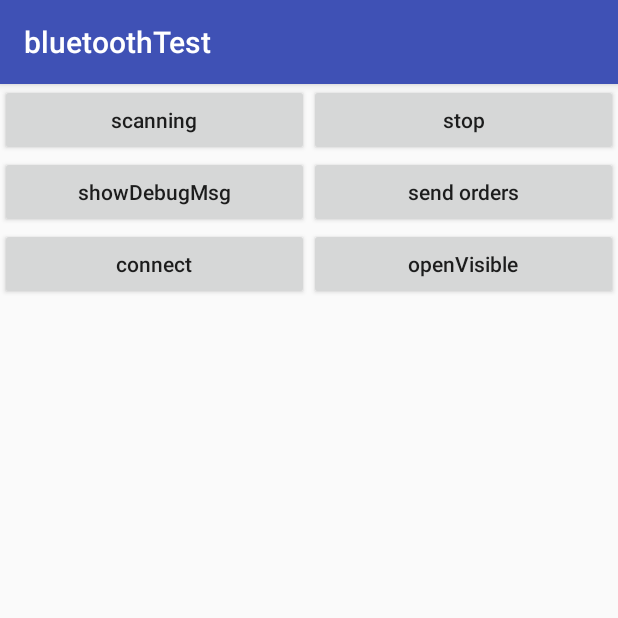
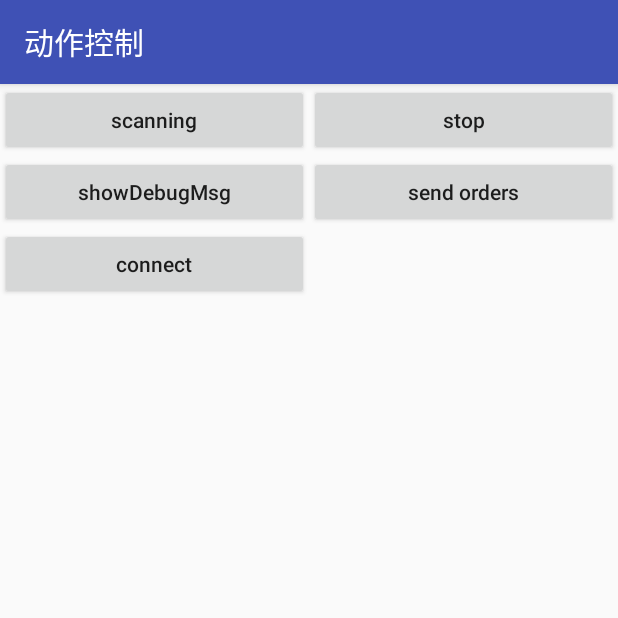
Before and after one commit to mohuaiyuan2015/bluetoothTest, an Android app: the screen it shows after launch (MainActivity), after a tap on "scanning", on a phone screen of 412 x 824 dp, the top half of it. Run offline under Robolectric (Android 15) with nearby library versions, the phone set to English and light mode, and no system bars.

Commit message:
修改一些节目文字，修改成中文-- 20171127 code backup

```diff
--- a/app/src/main/AndroidManifest.xml
+++ b/app/src/main/AndroidManifest.xml
@@ -15,7 +15,7 @@
         android:name=".MyApplication"
         android:allowBackup="true"
         android:icon="@mipmap/tuuba_robot"
-        android:label="@string/app_name"
+        android:label="动作控制"
         android:supportsRtl="true"
         android:theme="@style/AppTheme">
         <activity
--- a/app/src/main/java/com/example/yf_04/bluetoothtest/BlueToothLeService/BluetoothLeService.java
+++ b/app/src/main/java/com/example/yf_04/bluetoothtest/BlueToothLeService/BluetoothLeService.java
@@ -860,7 +860,6 @@ public class BluetoothLeService extends Service {
         }
 
 
-
         MyLog.debug(TAG, " device.connectGatt-------------start connect-------->");
 
         // We want to directly connect to the device, so we are setting the
--- a/app/src/main/java/com/example/yf_04/bluetoothtest/ScanBle.java
+++ b/app/src/main/java/com/example/yf_04/bluetoothtest/ScanBle.java
@@ -14,6 +14,8 @@ import android.util.Log;
 
 import com.example.yf_04.bluetoothtest.Utils.Constants;
 import com.example.yf_04.bluetoothtest.Utils.MyLog;
+import com.example.yf_04.bluetoothtest.Utils.MyUtils;
+import com.example.yf_04.bluetoothtest.Utils.Utils;
 import com.example.yf_04.bluetoothtest.myabstractclass.DiscoveredResult;
 
 import java.util.List;
@@ -37,15 +39,16 @@ public class ScanBle {
     private Handler hander;
     private MyScanCallback myScanCallback;
 
-
     private BluetoothLeScanner bleScanner;
 
     private DiscoveredResult discoveredResult;
 
+    private MyUtils myUtils;
 
 
     public ScanBle(Context context){
        this.context=context;
+        myUtils=new MyUtils();
         init();
 
     }
@@ -91,6 +94,13 @@ public class ScanBle {
     }
 
     public void start(){
+
+        if (bluetoothAdapter==null){
+            bluetoothAdapter=BluetoothAdapter.getDefaultAdapter();
+        }
+        myUtils.setDiscoverableTimeout(3600);
+
+
         if (sdkInt< Build.VERSION_CODES.LOLLIPOP) {
             scanPrevious21Version();
         } else {
--- /dev/null
+++ b/app/src/main/java/com/example/yf_04/bluetoothtest/Utils/MyUtils.java
@@ -0,0 +1,55 @@
+package com.example.yf_04.bluetoothtest.Utils;
+
+import android.bluetooth.BluetoothAdapter;
+import android.util.Log;
+
+import java.lang.reflect.Method;
+
+/**
+ * Created by YF-04 on 2017/10/16.
+ */
+
+public class MyUtils {
+    private static final String TAG = "MyUtils";
+
+    public MyUtils(){
+
+    }
+
+
+    public void setDiscoverableTimeout(int timeout) {
+        Log.d(TAG, "setDiscoverableTimeout: ");
+        BluetoothAdapter adapter= BluetoothAdapter.getDefaultAdapter();
+        if (!adapter.isEnabled()){
+            adapter.enable();
+        }
+        adapter.getScanMode();
+        try {
+            Method setDiscoverableTimeout = BluetoothAdapter.class.getMethod("setDiscoverableTimeout", int.class);
+            setDiscoverableTimeout.setAccessible(true);
+            Method setScanMode =BluetoothAdapter.class.getMethod("setScanMode", int.class,int.class);
+            setScanMode.setAccessible(true);
+
+            setDiscoverableTimeout.invoke(adapter, timeout);
+            setScanMode.invoke(adapter, BluetoothAdapter.SCAN_MODE_CONNECTABLE_DISCOVERABLE,timeout);
+        } catch (Exception e) {
+            e.printStackTrace();
+        }
+    }
+
+    public void closeDiscoverableTimeout() {
+        Log.d(TAG, "closeDiscoverableTimeout: ");
+        BluetoothAdapter adapter=BluetoothAdapter.getDefaultAdapter();
+        try {
+            Method setDiscoverableTimeout = BluetoothAdapter.class.getMethod("setDiscoverableTimeout", int.class);
+            setDiscoverableTimeout.setAccessible(true);
+            Method setScanMode =BluetoothAdapter.class.getMethod("setScanMode", int.class,int.class);
+            setScanMode.setAccessible(true);
+
+            setDiscoverableTimeout.invoke(adapter, 1);
+            setScanMode.invoke(adapter, BluetoothAdapter.SCAN_MODE_CONNECTABLE,1);
+        } catch (Exception e) {
+            e.printStackTrace();
+        }
+    }
+}
--- a/app/src/main/res/layout/activity_main.xml
+++ b/app/src/main/res/layout/activity_main.xml
@@ -15,7 +15,7 @@
             android:layout_width="0dp"
             android:layout_height="wrap_content"
             android:layout_weight="1"
-            android:text="scanning"
+            android:text="@string/start_scanning"
             android:textAllCaps="false"
             />
         <Button
@@ -23,7 +23,7 @@
             android:layout_width="0dp"
             android:layout_height="wrap_content"
             android:layout_weight="1"
-            android:text="stop"
+            android:text="@string/stop_scanning"
             android:textAllCaps="false"
             />
 
@@ -37,7 +37,7 @@
             android:layout_width="0dip"
             android:layout_height="wrap_content"
             android:layout_weight="1"
-            android:text="showDebugMsg"
+            android:text="@string/show_debug_message"
             android:textAllCaps="false"
             />
         <Button
@@ -45,7 +45,7 @@
             android:layout_width="0dip"
             android:layout_height="wrap_content"
             android:layout_weight="1"
-            android:text="send orders"
+            android:text="@string/send_orders"
             android:textAllCaps="false"
             />
 
@@ -59,7 +59,7 @@
             android:layout_width="0dip"
             android:layout_height="wrap_content"
             android:layout_weight="1"
-            android:text="connect"
+            android:text="@string/connect_all_devices"
             android:textAllCaps="false"
             />
         <Button
@@ -67,8 +67,33 @@
             android:layout_width="0dip"
             android:layout_height="wrap_content"
             android:layout_weight="1"
-            android:text="openVisible"
+            android:text="@string/open_ble_visible"
             android:textAllCaps="false"
+            android:visibility="invisible"
+            />
+
+    </LinearLayout>
+    <LinearLayout
+        android:layout_width="match_parent"
+        android:layout_height="wrap_content"
+        >
+        <Button
+            android:id="@+id/getBoundDevices"
+            android:layout_width="0dip"
+            android:layout_height="wrap_content"
+            android:layout_weight="1"
+            android:text="getBoundDevices"
+            android:textAllCaps="false"
+            android:visibility="gone"
+            />
+        <Button
+            android:id="@+id/toBeContinue"
+            android:layout_width="0dip"
+            android:layout_height="wrap_content"
+            android:layout_weight="1"
+            android:text="toBeContinue"
+            android:textAllCaps="false"
+            android:visibility="gone"
             />
 
     </LinearLayout>
--- a/app/src/main/res/layout/communicate_layout.xml
+++ b/app/src/main/res/layout/communicate_layout.xml
@@ -449,6 +449,7 @@
                     android:text="@string/notify"
                     android:textSize="@dimen/textSize"
                     android:layout_margin="@dimen/btnMargin"
+                    android:visibility="invisible"
 
                     />
 
--- a/app/src/main/res/values/strings.xml
+++ b/app/src/main/res/values/strings.xml
@@ -221,5 +221,16 @@
     <string name="show_status">Show Status</string>
     <string name="title_activity_bluetooth_visible">BluetoothVisible</string>
 
+    <string name="start_scanning">scanning</string>
+    <string name="stop_scanning">stop</string>
+    <string name="show_debug_message">showDebugMsg</string>
+    <string name="send_orders">send orders</string>
+    <string name="connect_all_devices">connect</string>
+    <string name="open_ble_visible">openVisible</string>
+
+    <string name="not_connected">Not connected</string>
+    <string name="is_connected">Connected</string>
+
+
 
 </resources>
```
Also changed, not shown: app/src/main/java/com/example/yf_04/bluetoothtest/BluetoothVisible.java (+8 -32 lines), app/src/main/java/com/example/yf_04/bluetoothtest/MainActivity.java (+47 -7 lines), app/src/main/java/com/example/yf_04/bluetoothtest/adapter/MyAdapter.java (+10 -1 lines), 1 other file.
